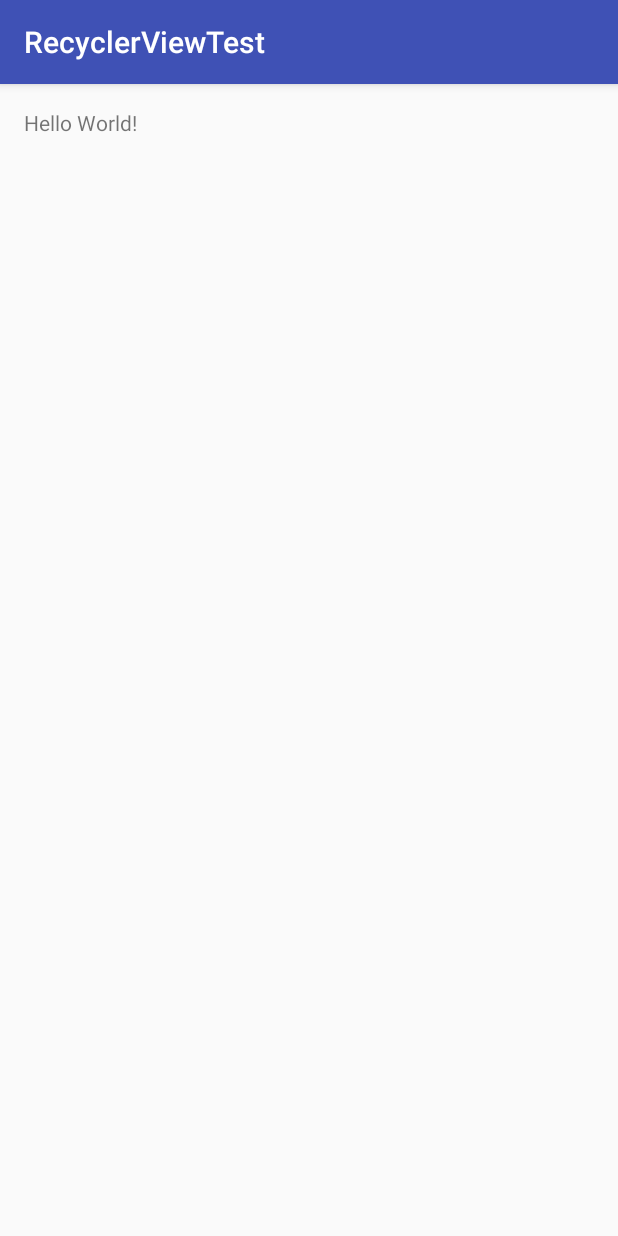
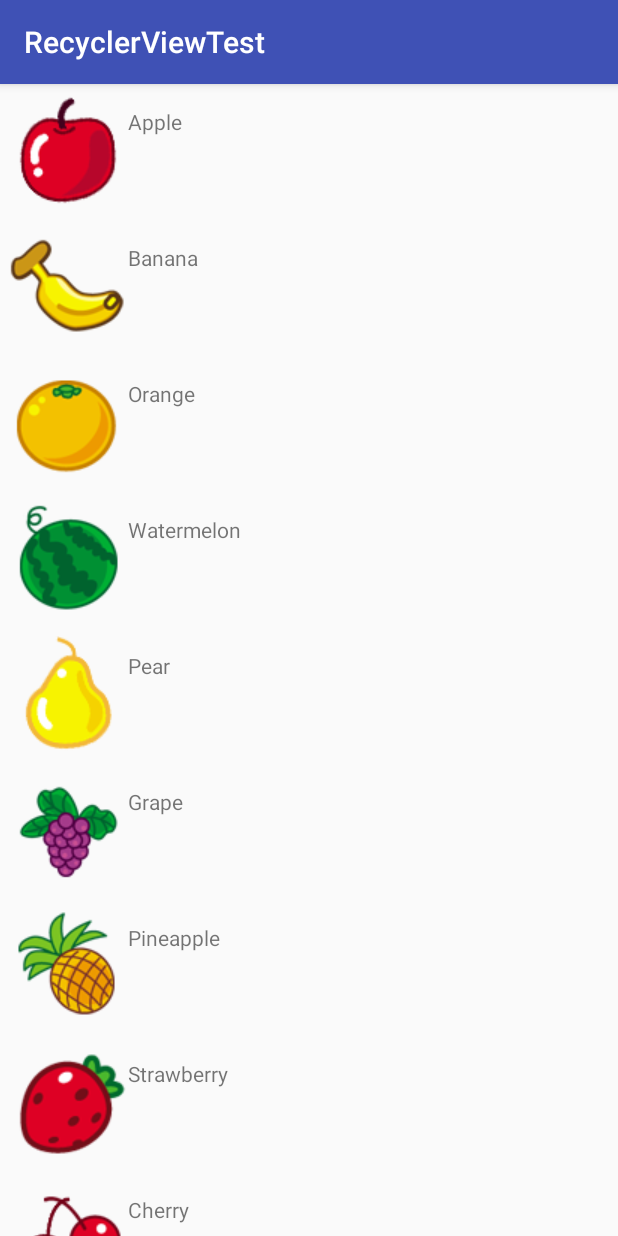
Before and after one commit to mabel-xue/RecyclerViewTest, an Android app: the screen it shows after launch (MainActivity), on a phone screen of 412 x 824 dp. Run offline under Robolectric (Android 15) with nearby library versions, the phone set to English and light mode, and no system bars.

Commit message:
使用RecyclerView实现了和ListView一样的效果。

```diff
--- a/app/build.gradle
+++ b/app/build.gradle
@@ -20,10 +20,11 @@ android {
 }
 
 dependencies {
-    compile fileTree(dir: 'libs', include: ['*.jar'])
+    compile fileTree(include: ['*.jar'], dir: 'libs')
     androidTestCompile('com.android.support.test.espresso:espresso-core:2.2.2', {
         exclude group: 'com.android.support', module: 'support-annotations'
     })
     compile 'com.android.support:appcompat-v7:25.3.0'
     testCompile 'junit:junit:4.12'
+    compile 'com.android.support:recyclerview-v7:25.3.0'
 }
--- /dev/null
+++ b/app/src/main/java/com/firstline/recyclerviewtest/Fruit.java
@@ -0,0 +1,22 @@
+package com.firstline.recyclerviewtest;
+
+public class Fruit {
+
+    private String name;
+
+    private int imageId;
+
+    public Fruit(String name, int imageId) {
+        this.name = name;
+        this.imageId = imageId;
+    }
+
+    public String getName() {
+        return name;
+    }
+
+    public int getImageId() {
+        return imageId;
+    }
+
+}
--- /dev/null
+++ b/app/src/main/java/com/firstline/recyclerviewtest/FruitAdapter.java
@@ -0,0 +1,66 @@
+package com.firstline.recyclerviewtest;
+
+import android.support.v7.widget.RecyclerView;
+import android.view.LayoutInflater;
+import android.view.View;
+import android.view.ViewGroup;
+import android.widget.ImageView;
+import android.widget.TextView;
+
+import java.util.List;
+
+/**
+ * Created by mabelxue on 2017/4/11.
+ */
+
+public class FruitAdapter extends RecyclerView.Adapter<FruitAdapter.ViewHolder> {
+
+    private List<Fruit> mFruitList;
+
+    /**
+     * FruitAdapter 的构造函数，传入 RecyclerView 要展示的数据源，并赋值给全局变量 mFruitList
+     * @param fruitList 要展示的数据源
+     */
+    public FruitAdapter(List<Fruit> fruitList) {
+        mFruitList = fruitList;
+    }
+
+    static class ViewHolder extends RecyclerView.ViewHolder {
+        View fruitView;
+        ImageView fruitImage;
+        TextView fruitName;
+
+        /**
+         * ViewHolder 的构造函数
+         * @param view 是 RecyclerView 子项的最外层布局
+         */
+        public ViewHolder(View view) {
+            super(view);
+            fruitImage = (ImageView) view.findViewById(R.id.fruit_image);
+            fruitName = (TextView) view.findViewById(R.id.fruit_name);
+        }
+    }
+
+    // 用于创建 ViewHolder 实例
+    @Override
+    public ViewHolder onCreateViewHolder(ViewGroup parent, int viewType) {
+        View view = LayoutInflater.from(parent.getContext())
+                .inflate(R.layout.fruit_item, parent, false);
+        ViewHolder holder = new ViewHolder(view);
+        return holder;
+    }
+
+    // 用于对 RecyclerView 子项的数据进行赋值，会在每个子项滚到屏幕内的时候执行
+    @Override
+    public void onBindViewHolder(ViewHolder holder, int position) {
+        Fruit fruit = mFruitList.get(position);
+        holder.fruitImage.setImageResource(fruit.getImageId());
+        holder.fruitName.setText(fruit.getName());
+    }
+
+    @Override
+    public int getItemCount() {
+        return mFruitList.size();
+    }
+
+}
--- a/app/src/main/java/com/firstline/recyclerviewtest/MainActivity.java
+++ b/app/src/main/java/com/firstline/recyclerviewtest/MainActivity.java
@@ -2,12 +2,51 @@ package com.firstline.recyclerviewtest;
 
 import android.support.v7.app.AppCompatActivity;
 import android.os.Bundle;
+import android.support.v7.widget.LinearLayoutManager;
+import android.support.v7.widget.RecyclerView;
+
+import java.util.ArrayList;
+import java.util.List;
 
 public class MainActivity extends AppCompatActivity {
+
+    private List<Fruit> fruitList = new ArrayList<>();
 
     @Override
     protected void onCreate(Bundle savedInstanceState) {
         super.onCreate(savedInstanceState);
         setContentView(R.layout.activity_main);
+
+        initFruits();   // 初始化水果数据
+        RecyclerView recyclerView = (RecyclerView) findViewById(R.id.recycler_view);
+        LinearLayoutManager layoutManager = new LinearLayoutManager(this);
+        recyclerView.setLayoutManager(layoutManager);
+        FruitAdapter adapter = new FruitAdapter(fruitList);
+        recyclerView.setAdapter(adapter);
+    }
+
+    private void initFruits() {
+        for (int i = 0; i < 2; i++) {
+            Fruit apple = new Fruit("Apple", R.drawable.apple_pic);
+            fruitList.add(apple);
+            Fruit banana = new Fruit("Banana", R.drawable.banana_pic);
+            fruitList.add(banana);
+            Fruit orange = new Fruit("Orange", R.drawable.orange_pic);
+            fruitList.add(orange);
+            Fruit watermelon = new Fruit("Watermelon", R.drawable.watermelon_pic);
+            fruitList.add(watermelon);
+            Fruit pear = new Fruit("Pear", R.drawable.pear_pic);
+            fruitList.add(pear);
+            Fruit grape = new Fruit("Grape", R.drawable.grape_pic);
+            fruitList.add(grape);
+            Fruit pineapple = new Fruit("Pineapple", R.drawable.pineapple_pic);
+            fruitList.add(pineapple);
+            Fruit strawberry = new Fruit("Strawberry", R.drawable.strawberry_pic);
+            fruitList.add(strawberry);
+            Fruit cherry = new Fruit("Cherry", R.drawable.cherry_pic);
+            fruitList.add(cherry);
+            Fruit mango = new Fruit("Mango", R.drawable.mango_pic);
+            fruitList.add(mango);
+        }
     }
 }
--- a/app/src/main/res/layout/activity_main.xml
+++ b/app/src/main/res/layout/activity_main.xml
@@ -1,18 +1,11 @@
 <?xml version="1.0" encoding="utf-8"?>
-<RelativeLayout
+<LinearLayout
     xmlns:android="http://schemas.android.com/apk/res/android"
-    xmlns:tools="http://schemas.android.com/tools"
-    android:id="@+id/activity_main"
     android:layout_width="match_parent"
-    android:layout_height="match_parent"
-    android:paddingBottom="@dimen/activity_vertical_margin"
-    android:paddingLeft="@dimen/activity_horizontal_margin"
-    android:paddingRight="@dimen/activity_horizontal_margin"
-    android:paddingTop="@dimen/activity_vertical_margin"
-    tools:context="com.firstline.recyclerviewtest.MainActivity">
+    android:layout_height="match_parent">
 
-    <TextView
-        android:layout_width="wrap_content"
-        android:layout_height="wrap_content"
-        android:text="Hello World!"/>
-</RelativeLayout>
+    <android.support.v7.widget.RecyclerView
+        android:id="@+id/recycler_view"
+        android:layout_width="match_parent"
+        android:layout_height="match_parent"/>
+</LinearLayout>
--- /dev/null
+++ b/app/src/main/res/layout/fruit_item.xml
@@ -0,0 +1,19 @@
+<?xml version="1.0" encoding="utf-8"?>
+<LinearLayout xmlns:android="http://schemas.android.com/apk/res/android"
+    android:orientation="horizontal"
+    android:layout_width="match_parent"
+    android:layout_height="wrap_content"
+    android:layout_margin="5dp" >
+
+    <ImageView
+        android:id="@+id/fruit_image"
+        android:layout_width="wrap_content"
+        android:layout_height="wrap_content"/>
+
+    <TextView
+        android:id="@+id/fruit_name"
+        android:layout_width="match_parent"
+        android:layout_height="match_parent"
+        android:layout_marginTop="10dp"/>
+
+</LinearLayout>
```
Also changed, not shown: app/src/main/res/drawable/apple_pic.png (added), app/src/main/res/drawable/banana_pic.png (added), app/src/main/res/drawable/cherry_pic.png (added), app/src/main/res/drawable/grape_pic.png (added), app/src/main/res/drawable/mango_pic.png (added), app/src/main/res/drawable/orange_pic.png (added), app/src/main/res/drawable/pear_pic.png (added), app/src/main/res/drawable/pineapple_pic.png (added), app/src/main/res/drawable/strawberry_pic.png (added), app/src/main/res/drawable/watermelon_pic.png (added).
